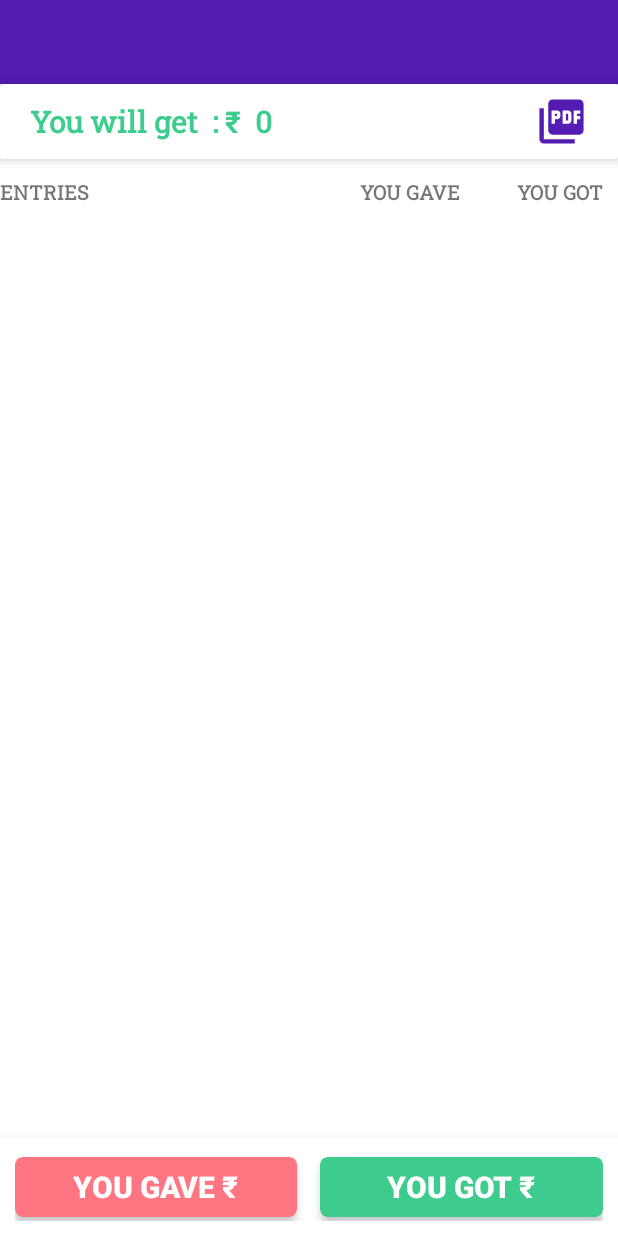
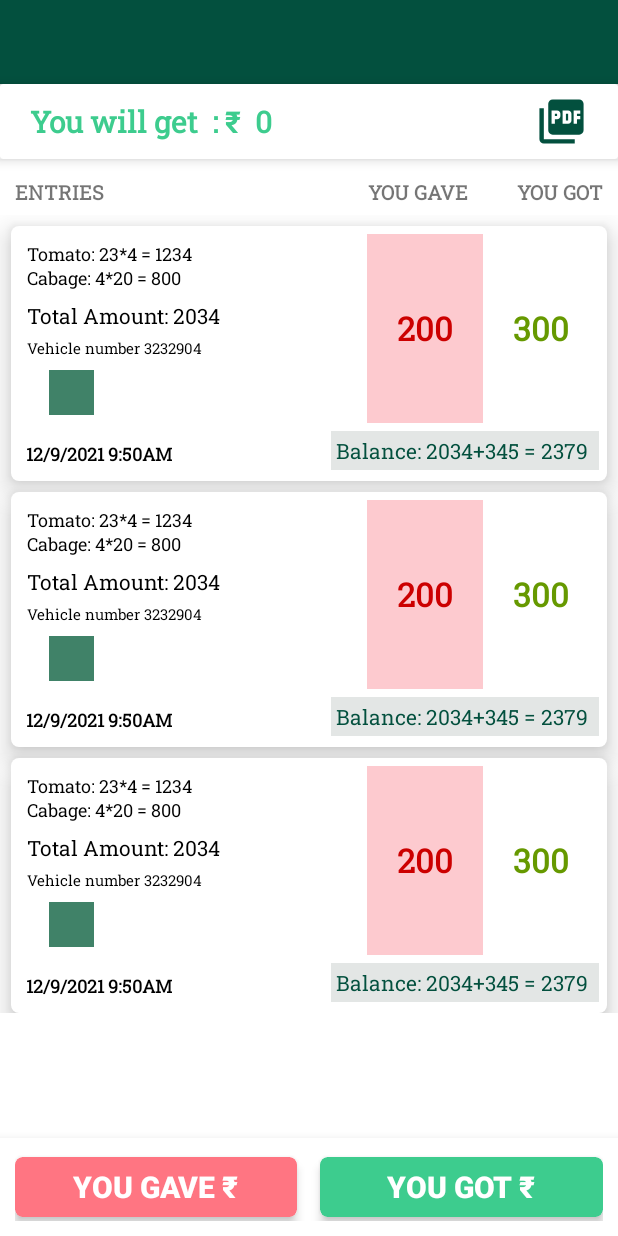
Before and after one commit to pareshsahoo902/KhataSSb, an Android app: the layout activity_money_transaction.xml on its own in the app's theme, with its tools: preview values and no code run, on a phone screen of 412 x 824 dp. Run offline under Robolectric (Android 15) with nearby library versions, the phone set to English and light mode, and no system bars.

Commit message:
calculation commit

```diff
--- a/app/src/main/res/drawable/ic_baseline_verified_24.xml
+++ b/app/src/main/res/drawable/ic_baseline_verified_24.xml
@@ -1,4 +1,4 @@
-<vector android:height="24dp" android:tint="#4149FF"
+<vector android:height="24dp" android:tint="@color/colorAccent"
     android:viewportHeight="24" android:viewportWidth="24"
     android:width="24dp" xmlns:android="http://schemas.android.com/apk/res/android">
     <path android:fillColor="@android:color/white" android:pathData="M23,12l-2.44,-2.79l0.34,-3.69l-3.61,-0.82L15.4,1.5L12,2.96L8.6,1.5L6.71,4.69L3.1,5.5L3.44,9.2L1,12l2.44,2.79l-0.34,3.7l3.61,0.82L8.6,22.5l3.4,-1.47l3.4,1.46l1.89,-3.19l3.61,-0.82l-0.34,-3.69L23,12zM10.09,16.72l-3.8,-3.81l1.48,-1.48l2.32,2.33l5.85,-5.87l1.48,1.48L10.09,16.72z"/>
--- a/app/src/main/res/layout/activity_khata_managment.xml
+++ b/app/src/main/res/layout/activity_khata_managment.xml
@@ -5,7 +5,6 @@
     android:layout_width="match_parent"
     android:layout_height="match_parent"
     tools:context=".KhataMaster.KhataManagment">
-
 
     <include layout="@layout/toolbar"/>
 
--- a/app/src/main/res/layout/activity_money_transaction.xml
+++ b/app/src/main/res/layout/activity_money_transaction.xml
@@ -45,37 +45,38 @@
         android:layout_marginTop="7dp"
         android:layout_below="@+id/statusbar"
         android:orientation="horizontal"
-        android:weightSum="4"
+        android:weightSum="1"
 
         >
         <TextView
-            android:layout_width="wrap_content"
+            android:layout_width="match_parent"
             android:layout_height="wrap_content"
             android:text="ENTRIES"
             android:textSize="13dp"
+            android:paddingLeft="10dp"
             android:textStyle="bold"
-            android:layout_weight="3"
+            android:layout_weight="0.25"
             android:layout_gravity="start|center_vertical"
             />
 
         <TextView
-            android:layout_width="wrap_content"
+            android:layout_width="match_parent"
             android:layout_height="wrap_content"
             android:text="YOU GAVE"
             android:textSize="13dp"
             android:textStyle="bold"
-            android:layout_weight="0.5"
+            android:layout_weight="0.35"
             android:gravity="center"
             android:paddingLeft="20dp"
             android:layout_gravity="center_vertical"
             />
 
         <TextView
-            android:layout_width="wrap_content"
+            android:layout_width="match_parent"
             android:layout_height="wrap_content"
             android:text="YOU GOT"
             android:textSize="13dp"
-            android:layout_weight="0.5"
+            android:layout_weight="0.4"
             android:textStyle="bold"
             android:gravity="right"
             android:paddingRight="10dp"
@@ -89,7 +90,7 @@
         android:layout_height="wrap_content"
         android:layout_below="@+id/table"
         android:background="@android:color/transparent"
-        tools:listitem="@layout/transcation_detail_item"
+        tools:listitem="@layout/transaction_item"
         android:layout_marginBottom="70dp"
         />
     <LinearLayout
--- a/app/src/main/res/layout/activity_staff_managment.xml
+++ b/app/src/main/res/layout/activity_staff_managment.xml
@@ -27,6 +27,8 @@
         android:clickable="true"
         android:layout_margin="20dp"
         android:tooltipText="Add Customer"
+        app:tint="@color/white"
+        android:backgroundTint="@color/colorPrimary"
         android:tint="@android:color/white"
         android:src="@drawable/ic_baseline_staff_add_24" />
 
--- a/app/src/main/res/layout/dialogloader.xml
+++ b/app/src/main/res/layout/dialogloader.xml
@@ -9,7 +9,7 @@
         android:layout_centerInParent="true"
         android:layout_width="100dp"
         android:layout_height="100dp"
-        app:lottie_fileName="progressloader.json"
+        app:lottie_fileName="progressloader1.json"
         app:lottie_autoPlay="true"
         app:lottie_loop="true"
         />
--- a/app/src/main/res/layout/fragment_money.xml
+++ b/app/src/main/res/layout/fragment_money.xml
@@ -228,6 +228,8 @@
         android:clickable="true"
         android:tooltipText="Add Customer"
         android:layout_marginBottom="20dp"
+        app:tint="@color/white"
+        android:backgroundTint="@color/colorPrimary"
         android:src="@drawable/ic_baseline_staff_add_24" />
 
 
--- a/app/src/main/res/layout/fragment_tray.xml
+++ b/app/src/main/res/layout/fragment_tray.xml
@@ -236,7 +236,8 @@
         android:layout_marginBottom="20dp"
         android:clickable="true"
         android:tooltipText="Add Tray"
-        android:tint="@android:color/white"
+        app:tint="@color/white"
+        android:backgroundTint="@color/colorPrimary"
         android:src="@drawable/ic_baseline_staff_add_24" />
 
 </androidx.coordinatorlayout.widget.CoordinatorLayout>
--- a/app/src/main/res/layout/money_transaction_list_item.xml
+++ /dev/null
@@ -1,6 +0,0 @@
-<?xml version="1.0" encoding="utf-8"?>
-<androidx.constraintlayout.widget.ConstraintLayout
-    xmlns:android="http://schemas.android.com/apk/res/android" android:layout_width="match_parent"
-    android:layout_height="match_parent">
-
-</androidx.constraintlayout.widget.ConstraintLayout>
--- /dev/null
+++ b/app/src/main/res/layout/transaction_item.xml
@@ -0,0 +1,148 @@
+<?xml version="1.0" encoding="utf-8"?>
+<RelativeLayout xmlns:android="http://schemas.android.com/apk/res/android"
+    android:layout_width="match_parent"
+    android:layout_height="wrap_content"
+    android:background="@drawable/edittext_background"
+    android:layout_marginTop="7dp"
+    android:layout_marginLeft="7dp"
+    android:elevation="11dp"
+    android:layout_marginRight="7dp">
+
+    <LinearLayout
+        android:id="@+id/linarl"
+        android:layout_width="match_parent"
+        android:layout_height="wrap_content"
+        android:orientation="horizontal"
+        android:padding="5dp"
+        android:weightSum="1"
+        >
+        <RelativeLayout
+            android:layout_width="match_parent"
+            android:layout_height="match_parent"
+            android:layout_weight="0.2"
+            >
+            <TextView
+                android:id="@+id/itemText"
+                android:layout_width="wrap_content"
+                android:layout_height="wrap_content"
+                android:text="Tomato: 23*4 = 1234\nCabage: 4*20 = 800"
+                android:textSize="12dp"
+                android:textColor="@color/black"
+                android:layout_marginLeft="5dp"
+                android:layout_marginTop="5dp"
+                />
+
+            <TextView
+                android:id="@+id/amountText"
+                android:layout_width="wrap_content"
+                android:layout_height="wrap_content"
+                android:text="Total Amount: 2034"
+                android:textSize="14dp"
+                android:textColor="@color/black"
+                android:fontFamily="@font/roboto_slab"
+                android:layout_below="@+id/itemText"
+                android:layout_marginLeft="5dp"
+                android:layout_marginTop="7dp"
+                />
+            <TextView
+                android:id="@+id/descriptionText"
+                android:layout_width="wrap_content"
+                android:layout_height="wrap_content"
+                android:text="Vehicle number 3232904"
+                android:textSize="10dp"
+                android:textColor="@color/black"
+                android:fontFamily="@font/roboto_slab"
+                android:layout_below="@+id/amountText"
+                android:layout_marginLeft="5dp"
+                android:layout_marginTop="5dp"
+                />
+
+            <ImageView
+                android:id="@+id/billIMage"
+                android:layout_width="30dp"
+                android:layout_height="30dp"
+                android:scaleType="centerCrop"
+                android:layout_below="@+id/descriptionText"
+                android:layout_marginTop="7dp"
+                android:src="@color/colorAccent"
+                android:layout_marginLeft="20dp"
+                android:layout_marginBottom="5dp"
+                />
+
+
+        </RelativeLayout>
+        <FrameLayout
+            android:id="@+id/giveFrame"
+            android:layout_width="match_parent"
+            android:layout_height="match_parent"
+            android:layout_weight="0.4"
+            android:background="@color/litered"
+            >
+            <TextView
+                android:id="@+id/gaveText"
+                android:layout_width="wrap_content"
+                android:layout_height="wrap_content"
+                android:textStyle="bold"
+                android:textSize="22dp"
+                android:layout_gravity="center"
+                android:textColor="@android:color/holo_red_dark"
+                android:text="200"
+                />
+
+        </FrameLayout>
+
+        <FrameLayout
+            android:id="@+id/gotFrame"
+            android:layout_width="match_parent"
+            android:layout_height="match_parent"
+            android:layout_weight="0.4"
+            >
+            <TextView
+                android:id="@+id/gotText"
+                android:layout_width="wrap_content"
+                android:layout_height="wrap_content"
+                android:textStyle="bold"
+                android:textSize="22dp"
+                android:layout_gravity="center"
+                android:textColor="@android:color/holo_green_dark"
+                android:text="300"
+                />
+
+        </FrameLayout>
+
+
+    </LinearLayout>
+    <TextView
+        android:id="@+id/dateText"
+        android:layout_width="wrap_content"
+        android:layout_height="wrap_content"
+        android:text="12/9/2021 9:50AM"
+        android:textSize="12dp"
+        android:textStyle="bold"
+        android:textColor="@color/black"
+        android:gravity="center"
+        android:fontFamily="@font/roboto_slab"
+        android:layout_below="@+id/linarl"
+        android:layout_marginLeft="10dp"
+        android:layout_marginTop="7dp"
+        />
+
+
+    <TextView
+        android:id="@+id/balanceText"
+        android:layout_width="wrap_content"
+        android:layout_height="wrap_content"
+        android:text="Balance: 2034+345 = 2379 "
+        android:textSize="14dp"
+        android:layout_below="@id/linarl"
+        android:layout_alignParentRight="true"
+        android:textColor="@color/colorPrimary"
+        android:fontFamily="@font/roboto_slab"
+        android:layout_marginRight="5dp"
+        android:background="@color/disabledColor"
+        android:padding="3dp"
+        android:layout_marginBottom="7dp"
+        />
+
+
+</RelativeLayout>
--- a/app/src/main/res/layout/tray_item.xml
+++ b/app/src/main/res/layout/tray_item.xml
@@ -1,11 +1,11 @@
 <?xml version="1.0" encoding="utf-8"?>
 <androidx.cardview.widget.CardView xmlns:android="http://schemas.android.com/apk/res/android"
     android:layout_width="match_parent"
-    android:layout_height="wrap_content"
+    android:layout_height="55dp"
     xmlns:app="http://schemas.android.com/apk/res-auto"
     android:layout_margin="4dp"
     app:cardCornerRadius="3dp"
-    app:cardElevation="4dp"
+    app:cardElevation="2dp"
     android:layout_marginTop="7dp"
     android:background="@android:color/white">
 
@@ -14,6 +14,7 @@
         android:layout_height="30dp"
         android:src="@drawable/ic_tray"
         android:layout_marginLeft="15dp"
+        android:layout_gravity="center_vertical"
         android:layout_marginTop="7dp"
         android:layout_marginBottom="7dp"
         app:tint="@color/colorPrimary"
--- a/app/src/main/res/values/colors.xml
+++ b/app/src/main/res/values/colors.xml
@@ -11,9 +11,10 @@
 
 
 <!--    theme colors-->
-    <color name="colorPrimary">#531cb3</color>
-    <color name="colorPrimaryDark">#451993</color>
-    <color name="colorAccent">#c29ad9</color>
+    <color name="colorPrimary">#03503E</color>
+    <color name="colorPrimaryDark">#003928</color>
+    <color name="colorAccent">#408268</color>
+    <color name="disabledColor">#E3E6E5</color>
 
 
 
@@ -25,5 +26,7 @@
 
     <color name="primaryRed">#ff7582</color>
     <color name="primaryGreen">#3dcc8e</color>
+    <color name="liteGreen">#85DDB7</color>
+    <color name="litered">#FDCACF</color>
 
 </resources>
```
Also changed, not shown: app/src/main/assets/progressloader1.json (added, +1 -0 lines), app/src/main/java/com/ssb/ssbapp/DataEntry/MoneyEntryActivity.java (+9 -0 lines), app/src/main/res/drawable/splash_gradient.xml (+5 -3 lines), app/src/main/res/layout/activity_money_entry.xml (+45 -9 lines), app/src/main/res/layout/activity_splash.xml (+12 -2 lines), app/src/main/res/layout/khata_item.xml (+4 -3 lines).
